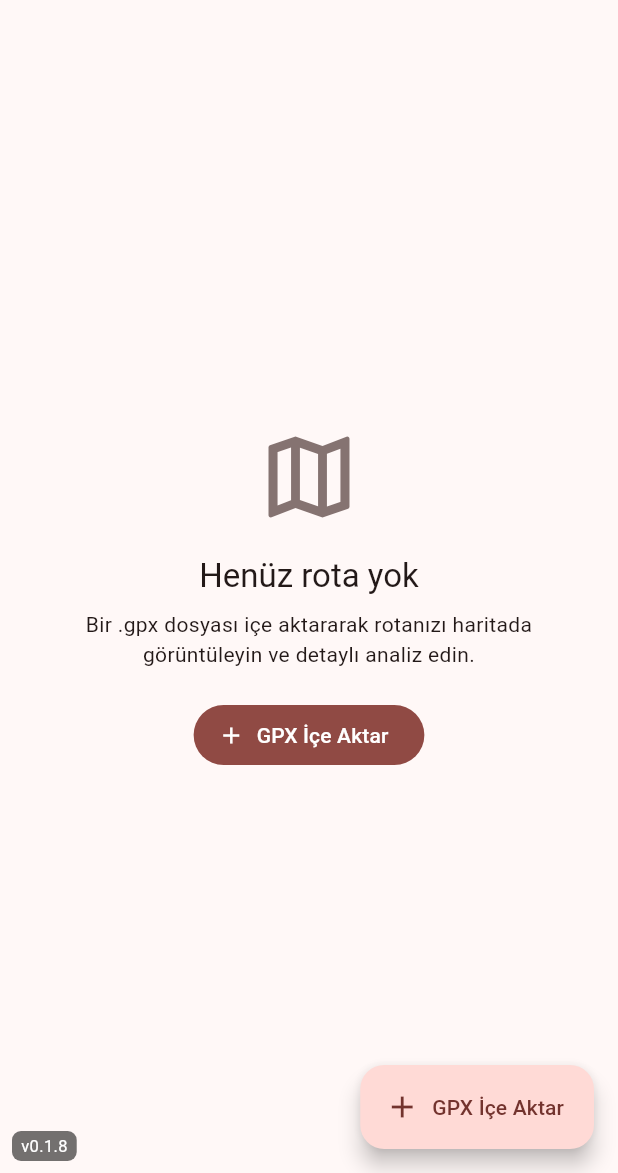
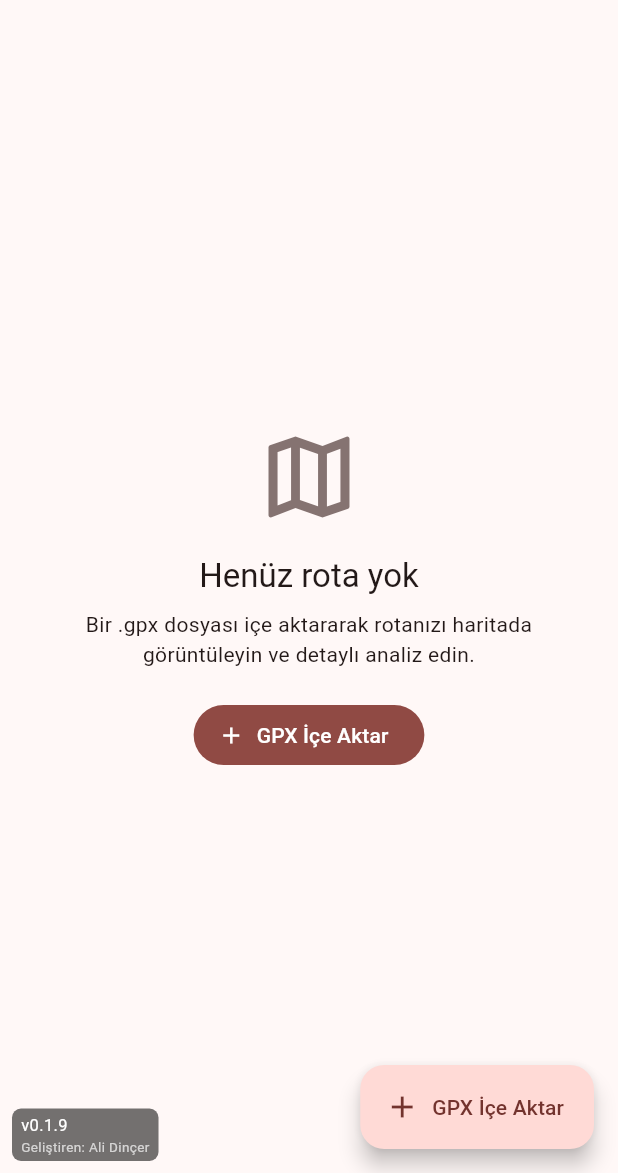
Before and after one commit to alid67-git/RideAtlas, a Flutter app: the screen it shows after launch, after a tap on "Kapat", on a phone screen of 412 x 824 dp, the part 63-1236 px from its top. Run offline on Flutter 3.47's test engine with Material 3 defaults, Android fonts, the phone set to English and light mode, and no system bars; our stand-ins replace file_picker, flutter_map, hive, hive_flutter, latlong2, share_plus; missing offline and left inert: gpx; accounts and stored records are empty.

Commit message:
Fix blank map on first load; move Analiz button to top bar; route switcher gets rename/delete; credit line in build badge
- The redundant initialCameraFit + manual fitCamera() calls positioned
  the camera identically, so no MapEvent fired and TileLayer never
  requested tiles until a real camera change (e.g. pressing zoom) hit
  it. Dropped initialCameraFit so the post-frame fitCamera() call is
  the only (and therefore non-no-op) camera move.
- Moved the Analiz button from the bottom FAB stack to the top bar,
  next to share.
- The route-switcher dialog's list items now have a rename/delete menu
  (previously only available from the main route list), including
  navigating back to the list if the currently-open route is deleted.
- Build badge now shows "Geliştiren: Ali Dinçer" under the version.
- Analysis dialog given more headroom (640->720 max height, smaller
  chart) since content was feeling cut off.

```diff
--- a/lib/build_info.dart
+++ b/lib/build_info.dart
@@ -1,10 +1,9 @@
 /// Bumped by hand on every push so the running build can be eyeballed on
 /// screen (Chrome tabs / dev servers can otherwise silently serve stale JS).
-const String kAppBuildLabel = 'v0.1.8';
+const String kAppBuildLabel = 'v0.1.9';
 
 /// Shown once, in a dialog, the first time this build label is seen.
 const String kAppBuildNote =
-    'Analiz paneli artık ortada, derli toplu bir pencere olarak açılıyor '
-    '(alttan açılan panel yerine). Harita ekranındaki liste butonu da artık '
-    'geçerli haritayı kapatmadan diğer rotaların listesini ortada bir pencerede '
-    'açıyor; seçmezsen Esc/dışarı tıklayarak aynı haritaya dönebilirsin.';
+    'Harita artık ilk açılışta da tam yükleniyor (önceden yakınlaştırma '
+    'butonuna basmak gerekiyordu). Analiz butonu üst çubuğa taşındı. Rota '
+    'değiştirme penceresinden artık yeniden adlandırma/silme de yapılabiliyor.';
--- a/lib/main.dart
+++ b/lib/main.dart
@@ -38,7 +38,11 @@ class RideAtlasApp extends StatelessWidget {
           return Stack(
             children: [
               ?child,
-              const Positioned(left: 8, bottom: 8, child: IgnorePointer(child: _BuildBadge())),
+              const Positioned(
+                left: 8,
+                bottom: 8,
+                child: IgnorePointer(child: _BuildBadge()),
+              ),
             ],
           );
         },
@@ -58,10 +62,20 @@ class _BuildBadge extends StatelessWidget {
       color: Colors.black.withValues(alpha: 0.55),
       borderRadius: BorderRadius.circular(6),
       child: Padding(
-        padding: const EdgeInsets.symmetric(horizontal: 6, vertical: 2),
-        child: Text(
-          kAppBuildLabel,
-          style: const TextStyle(color: Colors.white, fontSize: 11),
+        padding: const EdgeInsets.symmetric(horizontal: 6, vertical: 3),
+        child: Column(
+          mainAxisSize: MainAxisSize.min,
+          crossAxisAlignment: CrossAxisAlignment.start,
+          children: const [
+            Text(
+              kAppBuildLabel,
+              style: TextStyle(color: Colors.white, fontSize: 11),
+            ),
+            Text(
+              'Geliştiren: Ali Dinçer',
+              style: TextStyle(color: Colors.white70, fontSize: 9),
+            ),
+          ],
         ),
       ),
     );
--- a/lib/screens/analysis_sheet.dart
+++ b/lib/screens/analysis_sheet.dart
@@ -27,7 +27,7 @@ class AnalysisSheet extends StatelessWidget {
     return Dialog(
       insetPadding: const EdgeInsets.symmetric(horizontal: 24, vertical: 40),
       child: ConstrainedBox(
-        constraints: const BoxConstraints(maxWidth: 480, maxHeight: 640),
+        constraints: const BoxConstraints(maxWidth: 480, maxHeight: 720),
         child: Padding(
           padding: const EdgeInsets.fromLTRB(20, 12, 12, 20),
           child: Column(
@@ -115,7 +115,7 @@ class AnalysisSheet extends StatelessWidget {
                             borderRadius: BorderRadius.circular(16),
                           ),
                           child: SizedBox(
-                            height: 200,
+                            height: 180,
                             child: _ElevationChart(samples: profile),
                           ),
                         ),
```
Also changed, not shown: lib/screens/map_screen.dart (+79 -21 lines).
